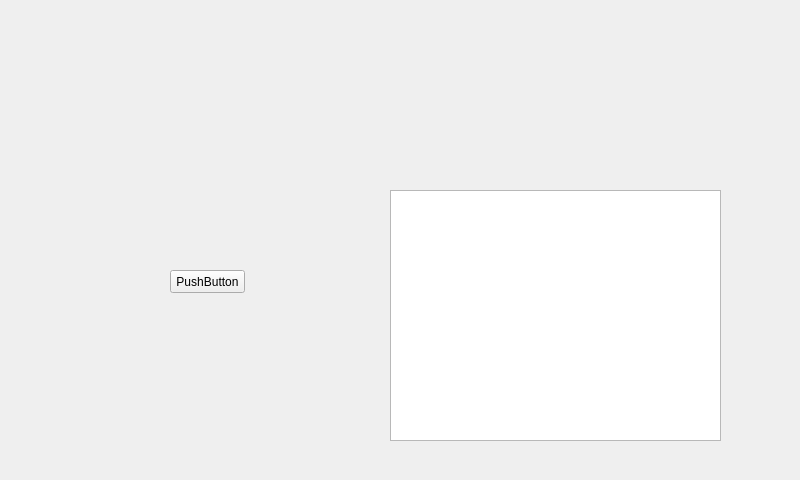
Before: the Qt Designer form FlowMaster/mainview.ui in davidlibbyFIT/Libby, drawn with Qt 5.
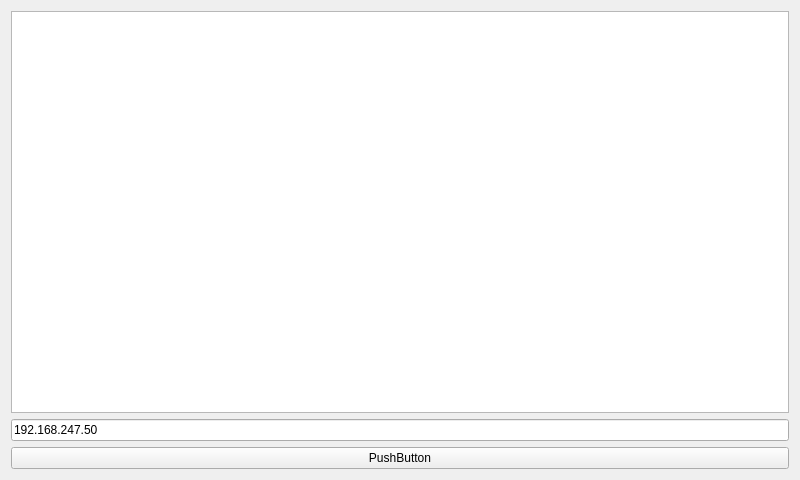
After: the same form once the commit is applied.

Commit message: Added in new network handeling

Diff of the .ui file:
```diff
--- a/FlowMaster/mainview.ui
+++ b/FlowMaster/mainview.ui
@@ -14,29 +14,25 @@
    <string>MainView</string>
   </property>
   <widget class="QWidget" name="centralWidget">
+   <layout class="QVBoxLayout" name="verticalLayout">
+    <item>
+     <widget class="QListWidget" name="lstOutput"/>
+    </item>
+    <item>
+     <widget class="QLineEdit" name="lineEdit">
+      <property name="text">
+       <string>192.168.247.50</string>
+      </property>
+     </widget>
+    </item>
+    <item>
    <widget class="QPushButton" name="pushButton">
-    <property name="geometry">
-     <rect>
-      <x>170</x>
-      <y>270</y>
-      <width>75</width>
-      <height>23</height>
-     </rect>
-    </property>
     <property name="text">
      <string>PushButton</string>
     </property>
    </widget>
-   <widget class="QListWidget" name="lstOutput">
-    <property name="geometry">
-     <rect>
-      <x>390</x>
-      <y>190</y>
-      <width>331</width>
-      <height>251</height>
-     </rect>
-    </property>
-   </widget>
+    </item>
+   </layout>
   </widget>
  </widget>
  <layoutdefault spacing="6" margin="11"/>
```
Lines whose indentation alone changed are shown as unchanged. The commit also changes 1 other file.
